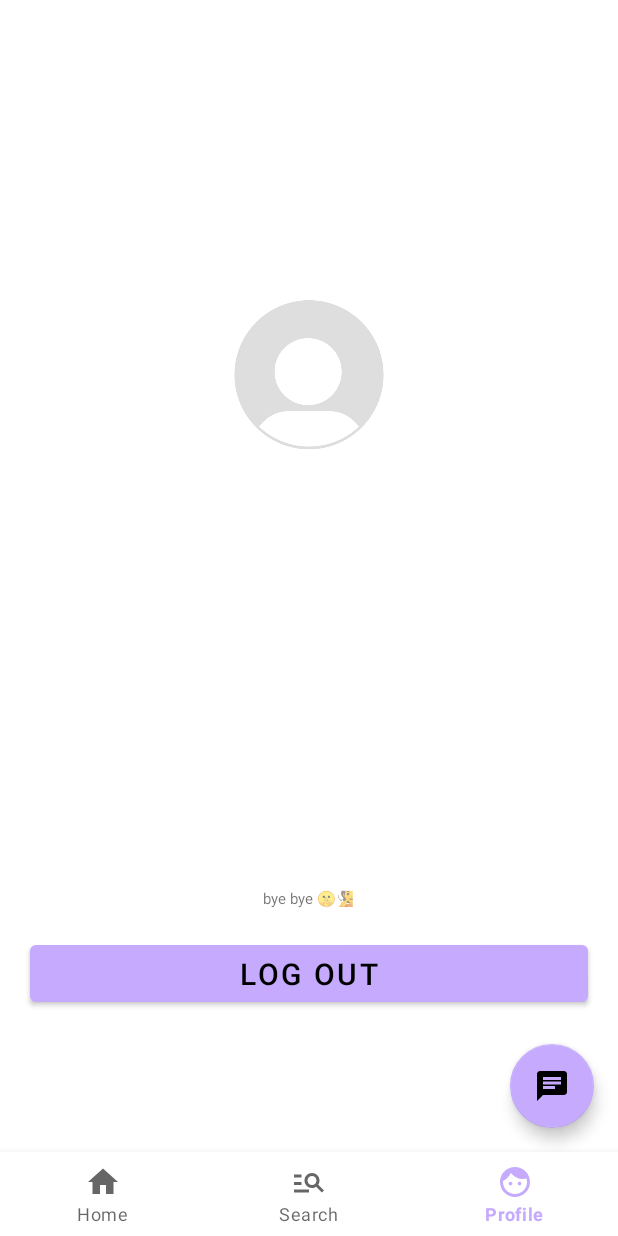
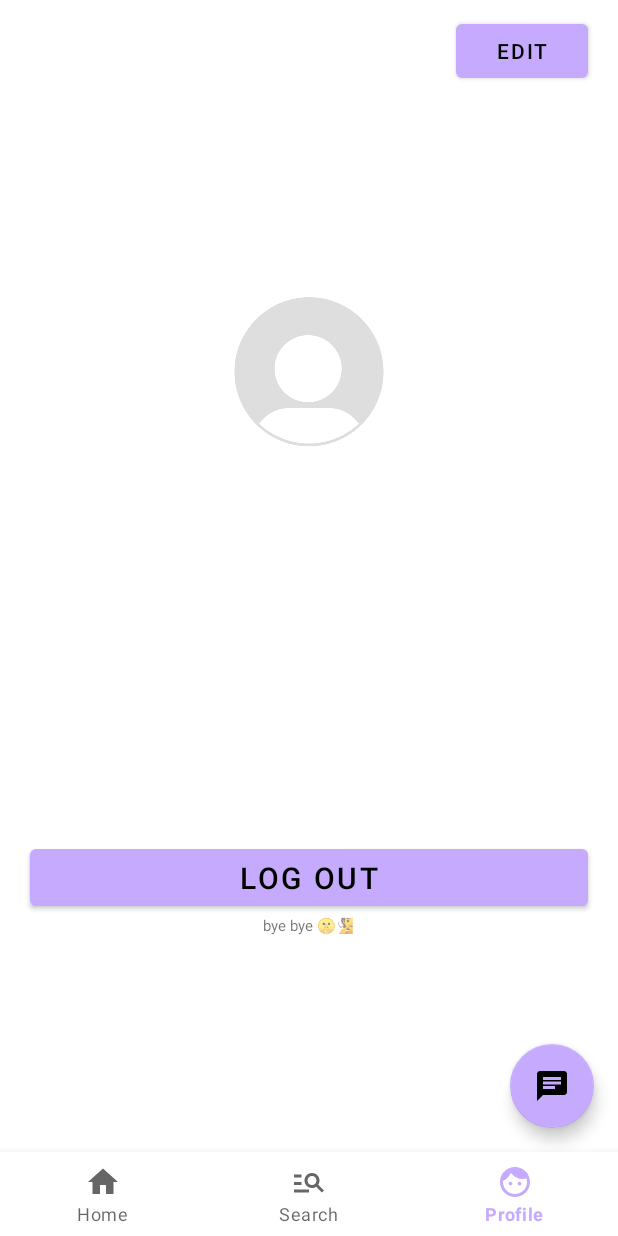
Before and after one commit to cjseven007/ExplorAR, an Android app: the ProfileFragment screen opened through its navigation route, on a phone screen of 412 x 824 dp. Run offline under Robolectric (Android 15) with nearby library versions, the phone set to English and light mode, and no system bars; our stand-ins replace Firebase (no records; nobody signed in at launch, a user with empty details on screens opened directly), navigation-ui; 1 statement that could not run was skipped.

Commit message:
Edit profile

```diff
--- a/app/src/main/java/com/example/explorar/ui/profile/ProfileFragment.java
+++ b/app/src/main/java/com/example/explorar/ui/profile/ProfileFragment.java
@@ -6,6 +6,9 @@ import android.provider.Settings;
 import android.view.LayoutInflater;
 import android.view.View;
 import android.view.ViewGroup;
+import android.widget.Button;
+import android.widget.EditText;
+import android.widget.LinearLayout;
 import android.widget.TextView;
 import android.widget.Toast;
 
@@ -19,17 +22,18 @@ import com.example.explorar.ui.login.LoginActivity;
 import com.example.explorar.user.UserData;
 import com.google.firebase.auth.FirebaseAuth;
 import com.google.firebase.auth.FirebaseUser;
+import com.google.firebase.firestore.FirebaseFirestore;
 
 import org.w3c.dom.Text;
 
 public class ProfileFragment extends Fragment {
 
 private FragmentProfileBinding binding;
-    private TextView textView;
-    private TextView userNameTextView;
-    private TextView userIdTextView;
-
+    private TextView userNameTextView, userIdTextView, userEmailTextView;
+    private EditText userNameEditText;
+    private Button editSaveButton, logoutButton;
     private UserData userData;
+    private boolean editing = false;
 
     public View onCreateView(@NonNull LayoutInflater inflater,
             ViewGroup container, Bundle savedInstanceState) {
@@ -41,12 +45,40 @@ private FragmentProfileBinding binding;
 
         userNameTextView = root.findViewById(R.id.user_name);
         userIdTextView = root.findViewById(R.id.user_id);
+        userEmailTextView = root.findViewById(R.id.user_email);
+        userNameEditText = root.findViewById(R.id.edit_user_name);
 
         userNameTextView.setText(userData.getName());
         userIdTextView.setText(userData.getStudentId());
+        userEmailTextView.setText(userData.getEmail());
 
-        TextView textView = root.findViewById(R.id.logout_button);
-        textView.setOnClickListener(new View.OnClickListener() {
+        editSaveButton = root.findViewById(R.id.edit_save_button);
+        editSaveButton.setOnClickListener(new View.OnClickListener() {
+            @Override
+            public void onClick(View view) {
+                if (editing) {
+                    userData.setName(userNameEditText.getText().toString());
+                    GlobalVariables.setUserData(userData);
+
+                    FirebaseFirestore.getInstance().collection("users").document(userData.getUserId()).set(userData);
+
+                    userNameTextView.setVisibility(View.VISIBLE);
+                    userNameEditText.setVisibility(View.GONE);
+
+                    userNameTextView.setText(userData.getName());
+
+                    editing = false;
+                } else {
+                    userNameTextView.setVisibility(View.GONE);
+                    userNameEditText.setVisibility(View.VISIBLE);
+
+                    editing = true;
+                }
+            }
+        });
+
+        logoutButton = root.findViewById(R.id.logout_button);
+        logoutButton.setOnClickListener(new View.OnClickListener() {
             @Override
             public void onClick(View v) {
                 FirebaseAuth firebaseAuth;
--- a/app/src/main/res/layout/fragment_profile.xml
+++ b/app/src/main/res/layout/fragment_profile.xml
@@ -1,12 +1,23 @@
 <?xml version="1.0" encoding="utf-8"?>
-<RelativeLayout
+<LinearLayout
     xmlns:android="http://schemas.android.com/apk/res/android"
     xmlns:app="http://schemas.android.com/apk/res-auto"
     xmlns:tools="http://schemas.android.com/tools"
     android:layout_width="match_parent"
     android:layout_height="match_parent"
     android:orientation="vertical"
+    android:gravity="center_horizontal"
     tools:context=".ui.profile.ProfileFragment" >
+
+    <Button
+        android:layout_width="wrap_content"
+        android:layout_height="wrap_content"
+        android:id="@+id/edit_save_button"
+        android:text="EDIT"
+        android:textColor="@color/black"
+        android:layout_marginTop="10dp"
+        android:layout_marginRight="20dp"
+        android:layout_gravity="end"/>
 
     <!-- Profile Picture Circle -->
     <ImageView
@@ -14,7 +25,7 @@
         android:layout_width="100dp"
         android:layout_height="100dp"
         android:layout_centerHorizontal="true"
-        android:layout_marginTop="200dp"
+        android:layout_marginTop="140dp"
         android:background="@drawable/circle"
         android:src="@drawable/default_profile_pic" />
 
@@ -23,49 +34,61 @@
         android:id="@+id/user_name"
         android:layout_width="wrap_content"
         android:layout_height="wrap_content"
-        android:layout_below="@id/image_profile"
-        android:layout_centerHorizontal="true"
         android:layout_marginTop="28dp"
         android:textStyle="bold"
         android:textColor="@color/black"
         android:text="Username"
-        android:textSize="32sp" />
+        android:textSize="32sp"
+        android:visibility="visible"/>
+
+    <EditText
+        android:id="@+id/edit_user_name"
+        android:layout_width="wrap_content"
+        android:layout_height="wrap_content"
+        android:layout_marginTop="28dp"
+        android:textStyle="bold"
+        android:textColor="@color/black"
+        android:text="Username"
+        android:textSize="32sp"
+        android:visibility="gone"/>
 
     <!-- User ID -->
     <TextView
         android:id="@+id/user_id"
         android:layout_width="wrap_content"
         android:layout_height="wrap_content"
-        android:layout_below="@id/user_name"
-        android:layout_centerHorizontal="true"
         android:layout_marginTop="18dp"
         android:text="User ID"
+        android:textSize="20sp" />
+
+    <!-- Email -->
+    <TextView
+        android:id="@+id/user_email"
+        android:layout_width="wrap_content"
+        android:layout_height="wrap_content"
+        android:layout_marginTop="18dp"
+        android:text="User Email"
+        android:textSize="20sp" />
+
+    <!-- Logout Button -->
+    <Button
+        android:id="@+id/logout_button"
+        android:layout_width="match_parent"
+        android:layout_height="50dp"
+        android:layout_marginHorizontal="20dp"
+        android:gravity="center"
+        android:layout_marginTop="100dp"
+        android:paddingLeft="50dp"
+        android:paddingRight="50dp"
+        android:text="LOG OUT"
+        android:textColor="@color/black"
         android:textSize="20sp" />
 
     <TextView
         android:id="@+id/byebye"
         android:layout_width="wrap_content"
         android:layout_height="wrap_content"
-        android:layout_below="@id/user_id"
-        android:layout_centerHorizontal="true"
-        android:layout_marginTop="175dp"
         android:text="bye bye 🤫🧏"
         android:textSize="10sp" />
 
-    <!-- Logout Button -->
-    <Button
-        android:id="@+id/logout_button"
-        android:layout_width="match_parent"
-        android:layout_height="50dp"
-        android:layout_alignParentBottom="true"
-        android:layout_centerInParent="true"
-        android:layout_marginBottom="150dp"
-        android:layout_marginHorizontal="20dp"
-        android:gravity="center"
-        android:paddingLeft="50dp"
-        android:paddingRight="50dp"
-        android:text="LOG OUT"
-        android:textColor="@color/black"
-        android:textSize="20sp" />
-
-</RelativeLayout>
+</LinearLayout>
```
